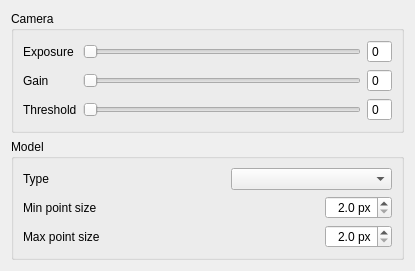
Old version of the form tracker-trackhat/dialog.ui in the repository opentrack/opentrack.
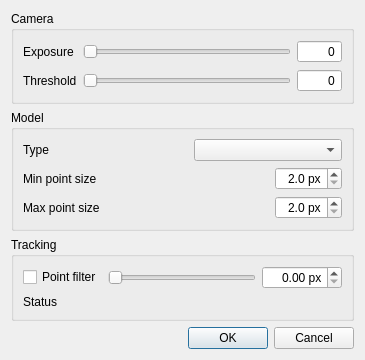
New version of the form. Icons and pictures are not drawn.

Commit message: tracker/trackhat: buffer flush

```diff
--- a/tracker-trackhat/dialog.ui
+++ b/tracker-trackhat/dialog.ui
@@ -1,17 +1,27 @@
 <?xml version="1.0" encoding="UTF-8"?>
 <ui version="4.0">
- <class>Form</class>
- <widget class="QWidget" name="Form">
+ <class>trackhat_dialog</class>
+ <widget class="QDialog" name="trackhat_dialog">
   <property name="geometry">
    <rect>
     <x>0</x>
     <y>0</y>
-    <width>415</width>
-    <height>226</height>
+    <width>365</width>
+    <height>334</height>
    </rect>
   </property>
+  <property name="minimumSize">
+   <size>
+    <width>365</width>
+    <height>0</height>
+   </size>
+  </property>
   <property name="windowTitle">
-   <string>TrackHat tracker</string>
+   <string>TrackHat</string>
+  </property>
+  <property name="windowIcon">
+   <iconset resource="trackhat-res.qrc">
+    <normaloff>:/images/trackhat-64x64.png</normaloff>:/images/trackhat-64x64.png</iconset>
   </property>
   <layout class="QVBoxLayout" name="verticalLayout">
    <item>
@@ -20,26 +30,6 @@
       <string>Camera</string>
      </property>
      <layout class="QGridLayout" name="gridLayout">
-      <item row="2" column="0">
-       <widget class="QLabel" name="label_3">
-        <property name="text">
-         <string>Threshold</string>
-        </property>
-       </widget>
-      </item>
-      <item row="2" column="1">
-       <widget class="QSlider" name="threshold_slider">
-        <property name="sizePolicy">
-         <sizepolicy hsizetype="Expanding" vsizetype="Maximum">
-          <horstretch>0</horstretch>
-          <verstretch>0</verstretch>
-         </sizepolicy>
-        </property>
-        <property name="orientation">
-         <enum>Qt::Horizontal</enum>
-        </property>
-       </widget>
-      </item>
       <item row="0" column="1">
        <widget class="QSlider" name="exposure_slider">
         <property name="sizePolicy">
@@ -49,29 +39,18 @@
          </sizepolicy>
         </property>
         <property name="maximum">
-         <number>200</number>
+         <number>65535</number>
+        </property>
+        <property name="pageStep">
+         <number>50</number>
         </property>
         <property name="orientation">
          <enum>Qt::Horizontal</enum>
         </property>
        </widget>
       </item>
-      <item row="0" column="0">
-       <widget class="QLabel" name="label">
-        <property name="text">
-         <string>Exposure</string>
-        </property>
-       </widget>
-      </item>
-      <item row="1" column="0">
-       <widget class="QLabel" name="label_2">
-        <property name="text">
-         <string>Gain</string>
-        </property>
-       </widget>
-      </item>
       <item row="1" column="1">
-       <widget class="QSlider" name="gain_slider">
+       <widget class="QSlider" name="threshold_slider">
         <property name="sizePolicy">
          <sizepolicy hsizetype="Expanding" vsizetype="Maximum">
           <horstretch>0</horstretch>
@@ -79,40 +58,56 @@
          </sizepolicy>
         </property>
         <property name="maximum">
-         <number>200</number>
+         <number>191</number>
         </property>
         <property name="orientation">
          <enum>Qt::Horizontal</enum>
         </property>
        </widget>
       </item>
-      <item row="0" column="2">
-       <widget class="QSpinBox" name="exposure_label">
-        <property name="readOnly">
-         <bool>true</bool>
-        </property>
-        <property name="buttonSymbols">
-         <enum>QAbstractSpinBox::NoButtons</enum>
-        </property>
-       </widget>
-      </item>
       <item row="1" column="2">
-       <widget class="QSpinBox" name="gain_label">
-        <property name="readOnly">
-         <bool>true</bool>
-        </property>
-        <property name="buttonSymbols">
-         <enum>QAbstractSpinBox::NoButtons</enum>
-        </property>
-       </widget>
-      </item>
-      <item row="2" column="2">
        <widget class="QSpinBox" name="threshold_label">
+        <property name="alignment">
+         <set>Qt::AlignRight|Qt::AlignTrailing|Qt::AlignVCenter</set>
+        </property>
         <property name="readOnly">
          <bool>true</bool>
         </property>
         <property name="buttonSymbols">
          <enum>QAbstractSpinBox::NoButtons</enum>
+        </property>
+        <property name="maximum">
+         <number>999</number>
+        </property>
+       </widget>
+      </item>
+      <item row="0" column="2">
+       <widget class="QSpinBox" name="exposure_label">
+        <property name="alignment">
+         <set>Qt::AlignRight|Qt::AlignTrailing|Qt::AlignVCenter</set>
+        </property>
+        <property name="readOnly">
+         <bool>true</bool>
+        </property>
+        <property name="buttonSymbols">
+         <enum>QAbstractSpinBox::NoButtons</enum>
+        </property>
+        <property name="maximum">
+         <number>65535</number>
+        </property>
+       </widget>
+      </item>
+      <item row="0" column="0">
+       <widget class="QLabel" name="label">
+        <property name="text">
+         <string>Exposure</string>
+        </property>
+       </widget>
+      </item>
+      <item row="1" column="0">
+       <widget class="QLabel" name="label_3">
+        <property name="text">
+         <string>Threshold</string>
         </property>
        </widget>
       </item>
@@ -142,7 +137,7 @@
        <widget class="QComboBox" name="model_type">
         <property name="sizePolicy">
          <sizepolicy hsizetype="Expanding" vsizetype="Maximum">
-          <horstretch>8</horstretch>
+          <horstretch>9</horstretch>
           <verstretch>0</verstretch>
          </sizepolicy>
         </property>
@@ -215,6 +210,101 @@
      </layout>
     </widget>
    </item>
+   <item>
+    <widget class="QGroupBox" name="groupBox_3">
+     <property name="title">
+      <string>Tracking</string>
+     </property>
+     <layout class="QVBoxLayout" name="verticalLayout_2">
+      <item>
+       <widget class="QWidget" name="widget" native="true">
+        <property name="sizePolicy">
+         <sizepolicy hsizetype="Preferred" vsizetype="Maximum">
+          <horstretch>0</horstretch>
+          <verstretch>0</verstretch>
+         </sizepolicy>
+        </property>
+        <layout class="QHBoxLayout" name="horizontalLayout">
+         <property name="leftMargin">
+          <number>0</number>
+         </property>
+         <property name="topMargin">
+          <number>0</number>
+         </property>
+         <property name="rightMargin">
+          <number>0</number>
+         </property>
+         <property name="bottomMargin">
+          <number>0</number>
+         </property>
+         <item>
+          <widget class="QCheckBox" name="enable_point_filter">
+           <property name="text">
+            <string>Point filter</string>
+           </property>
+          </widget>
+         </item>
+         <item>
+          <widget class="QSlider" name="point_filter_slider">
+           <property name="sizePolicy">
+            <sizepolicy hsizetype="Expanding" vsizetype="Maximum">
+             <horstretch>0</horstretch>
+             <verstretch>0</verstretch>
+            </sizepolicy>
+           </property>
+           <property name="maximum">
+            <number>300</number>
+           </property>
+           <property name="orientation">
+            <enum>Qt::Horizontal</enum>
+           </property>
+          </widget>
+         </item>
+         <item>
+          <widget class="QDoubleSpinBox" name="point_filter_label">
+           <property name="sizePolicy">
+            <sizepolicy hsizetype="Maximum" vsizetype="Maximum">
+             <horstretch>0</horstretch>
+             <verstretch>0</verstretch>
+            </sizepolicy>
+           </property>
+           <property name="alignment">
+            <set>Qt::AlignRight|Qt::AlignTrailing|Qt::AlignVCenter</set>
+           </property>
+           <property name="suffix">
+            <string> px</string>
+           </property>
+           <property name="maximum">
+            <double>300.000000000000000</double>
+           </property>
+          </widget>
+         </item>
+        </layout>
+       </widget>
+      </item>
+      <item>
+       <widget class="QLabel" name="status_label">
+        <property name="sizePolicy">
+         <sizepolicy hsizetype="Preferred" vsizetype="Maximum">
+          <horstretch>0</horstretch>
+          <verstretch>0</verstretch>
+         </sizepolicy>
+        </property>
+        <property name="text">
+         <string>Status</string>
+        </property>
+       </widget>
+      </item>
+     </layout>
+    </widget>
+   </item>
+   <item>
+    <widget class="QDialogButtonBox" name="buttonBox">
+     <property name="standardButtons">
+      <set>QDialogButtonBox::Cancel|QDialogButtonBox::Ok</set>
+     </property>
+    </widget>
+   </item>
   </layout>
  </widget>
  <resources/>
```
Left out of the diff: 4 changed lines with no effect on the pictures. The commit also changes 13 other files.
